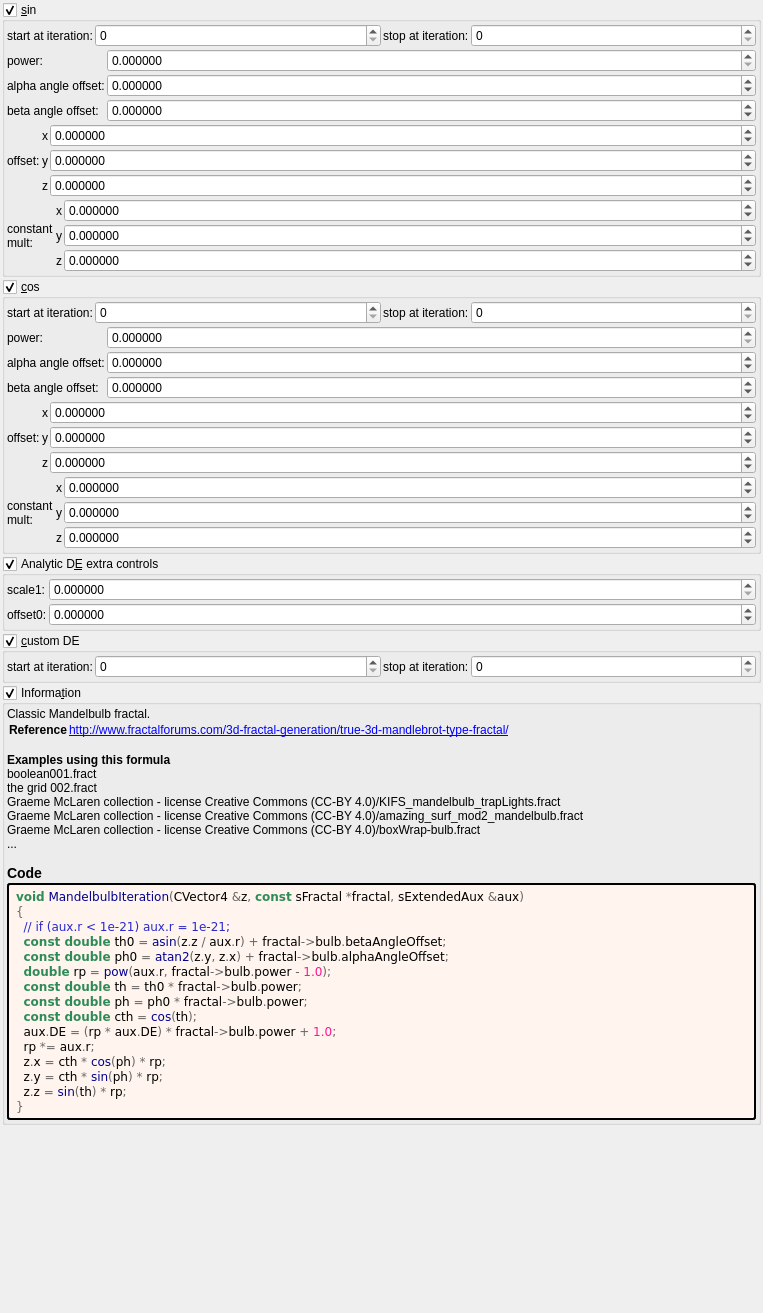
The window that mandelbulber2/formula/ui/mandelbulb_sin_cos.ui (buddhi1980/mandelbulber2) describes before a commit, drawn with Qt 5.
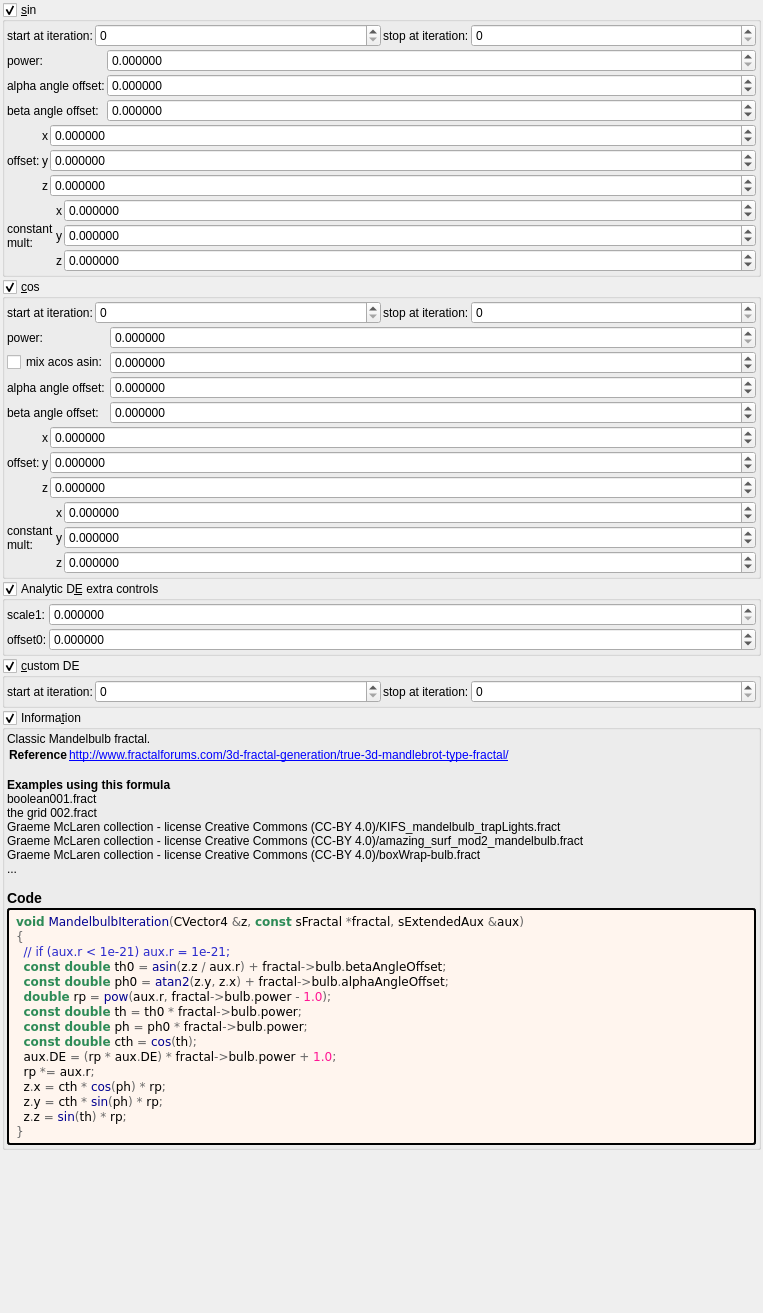
The same window after the commit. Custom widgets are drawn as their Qt base class.

The edit to the form file:
```diff
--- a/mandelbulber2/formula/ui/mandelbulb_sin_cos.ui
+++ b/mandelbulber2/formula/ui/mandelbulb_sin_cos.ui
@@ -536,111 +536,146 @@
         <property name="spacing">
          <number>2</number>
         </property>
-        <item row="0" column="0">
-         <widget class="QLabel" name="label_41">
-          <property name="text">
-           <string notr="true">power:</string>
-          </property>
-         </widget>
-        </item>
-        <item row="0" column="1">
-         <widget class="MyDoubleSpinBox" name="spinbox_donut_number">
-          <property name="sizePolicy">
-           <sizepolicy hsizetype="Minimum" vsizetype="Maximum">
-            <horstretch>0</horstretch>
-            <verstretch>0</verstretch>
-           </sizepolicy>
-          </property>
-          <property name="prefix">
-           <string/>
-          </property>
-          <property name="suffix">
-           <string/>
-          </property>
-          <property name="decimals">
-           <number>6</number>
-          </property>
-          <property name="minimum">
-           <double>0.000000000000000</double>
-          </property>
-          <property name="maximum">
-           <double>99.989999999999995</double>
-          </property>
-          <property name="singleStep">
-           <double>0.100000000000000</double>
-          </property>
-         </widget>
-        </item>
-        <item row="1" column="1">
-         <widget class="MyDoubleSpinBox" name="spinboxd_transf_offsetA_0">
-          <property name="sizePolicy">
-           <sizepolicy hsizetype="Minimum" vsizetype="Maximum">
-            <horstretch>0</horstretch>
-            <verstretch>0</verstretch>
-           </sizepolicy>
-          </property>
-          <property name="prefix">
-           <string/>
-          </property>
-          <property name="suffix">
-           <string/>
-          </property>
-          <property name="decimals">
-           <number>6</number>
-          </property>
-          <property name="minimum">
-           <double>-36000.000000000000000</double>
-          </property>
-          <property name="maximum">
-           <double>36000.000000000000000</double>
-          </property>
-          <property name="singleStep">
-           <double>0.100000000000000</double>
-          </property>
-         </widget>
-        </item>
-        <item row="2" column="1">
-         <widget class="MyDoubleSpinBox" name="spinboxd_transf_offsetB_0">
-          <property name="sizePolicy">
-           <sizepolicy hsizetype="Minimum" vsizetype="Maximum">
-            <horstretch>0</horstretch>
-            <verstretch>0</verstretch>
-           </sizepolicy>
-          </property>
-          <property name="prefix">
-           <string/>
-          </property>
-          <property name="suffix">
-           <string/>
-          </property>
-          <property name="decimals">
-           <number>6</number>
-          </property>
-          <property name="minimum">
-           <double>-36000.000000000000000</double>
-          </property>
-          <property name="maximum">
-           <double>36000.000000000000000</double>
-          </property>
-          <property name="singleStep">
-           <double>0.100000000000000</double>
-          </property>
-         </widget>
-        </item>
-        <item row="1" column="0">
+        <item row="2" column="0">
          <widget class="QLabel" name="label_11">
           <property name="text">
            <string>alpha angle offset:</string>
           </property>
          </widget>
         </item>
-        <item row="2" column="0">
+        <item row="2" column="1">
+         <widget class="MyDoubleSpinBox" name="spinboxd_transf_offsetA_0">
+          <property name="sizePolicy">
+           <sizepolicy hsizetype="Minimum" vsizetype="Maximum">
+            <horstretch>0</horstretch>
+            <verstretch>0</verstretch>
+           </sizepolicy>
+          </property>
+          <property name="prefix">
+           <string/>
+          </property>
+          <property name="suffix">
+           <string/>
+          </property>
+          <property name="decimals">
+           <number>6</number>
+          </property>
+          <property name="minimum">
+           <double>-36000.000000000000000</double>
+          </property>
+          <property name="maximum">
+           <double>36000.000000000000000</double>
+          </property>
+          <property name="singleStep">
+           <double>0.100000000000000</double>
+          </property>
+         </widget>
+        </item>
+        <item row="3" column="0">
          <widget class="QLabel" name="label_10">
           <property name="text">
            <string>beta angle offset:</string>
           </property>
          </widget>
         </item>
+        <item row="0" column="1">
+         <widget class="MyDoubleSpinBox" name="spinbox_donut_number">
+          <property name="sizePolicy">
+           <sizepolicy hsizetype="Minimum" vsizetype="Maximum">
+            <horstretch>0</horstretch>
+            <verstretch>0</verstretch>
+           </sizepolicy>
+          </property>
+          <property name="prefix">
+           <string/>
+          </property>
+          <property name="suffix">
+           <string/>
+          </property>
+          <property name="decimals">
+           <number>6</number>
+          </property>
+          <property name="minimum">
+           <double>0.000000000000000</double>
+          </property>
+          <property name="maximum">
+           <double>99.989999999999995</double>
+          </property>
+          <property name="singleStep">
+           <double>0.100000000000000</double>
+          </property>
+         </widget>
+        </item>
+        <item row="3" column="1">
+         <widget class="MyDoubleSpinBox" name="spinboxd_transf_offsetB_0">
+          <property name="sizePolicy">
+           <sizepolicy hsizetype="Minimum" vsizetype="Maximum">
+            <horstretch>0</horstretch>
+            <verstretch>0</verstretch>
+           </sizepolicy>
+          </property>
+          <property name="prefix">
+           <string/>
+          </property>
+          <property name="suffix">
+           <string/>
+          </property>
+          <property name="decimals">
+           <number>6</number>
+          </property>
+          <property name="minimum">
+           <double>-36000.000000000000000</double>
+          </property>
+          <property name="maximum">
+           <double>36000.000000000000000</double>
+          </property>
+          <property name="singleStep">
+           <double>0.100000000000000</double>
+          </property>
+         </widget>
+        </item>
+        <item row="1" column="1">
+         <widget class="MyDoubleSpinBox" name="spinboxd_transf_scale_0">
+          <property name="sizePolicy">
+           <sizepolicy hsizetype="Minimum" vsizetype="Maximum">
+            <horstretch>0</horstretch>
+            <verstretch>0</verstretch>
+           </sizepolicy>
+          </property>
+          <property name="prefix">
+           <string/>
+          </property>
+          <property name="suffix">
+           <string/>
+          </property>
+          <property name="decimals">
+           <number>6</number>
+          </property>
+          <property name="minimum">
+           <double>-36000.000000000000000</double>
+          </property>
+          <property name="maximum">
+           <double>36000.000000000000000</double>
+          </property>
+          <property name="singleStep">
+           <double>0.100000000000000</double>
+          </property>
+         </widget>
+        </item>
+        <item row="1" column="0">
+         <widget class="MyCheckBox" name="checkBox_transf_function_enabledA_false">
+          <property name="text">
+           <string>mix acos asin:</string>
+          </property>
+         </widget>
+        </item>
+        <item row="0" column="0">
+         <widget class="QLabel" name="label_43">
+          <property name="text">
+           <string notr="true">power:</string>
+          </property>
+         </widget>
+        </item>
        </layout>
       </item>
       <item>
@@ -1179,6 +1214,11 @@
    <extends>QDoubleSpinBox</extends>
    <header>my_double_spin_box.h</header>
   </customwidget>
+  <customwidget>
+   <class>MyCheckBox</class>
+   <extends>QCheckBox</extends>
+   <header>my_check_box.h</header>
+  </customwidget>
   <customwidget>
    <class>MySpinBox</class>
    <extends>QSpinBox</extends>
```
